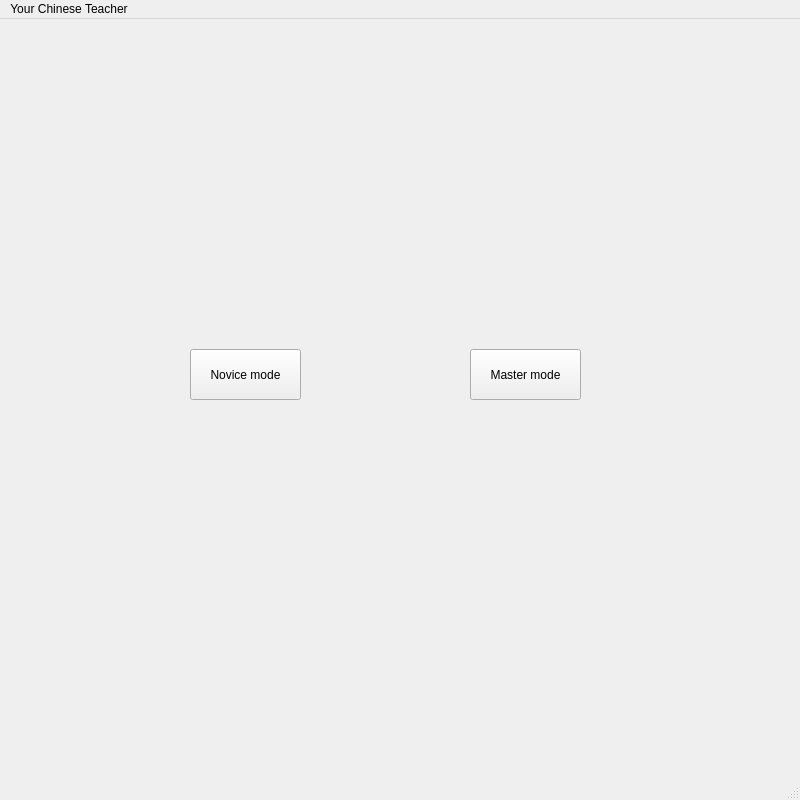
Before: the Qt Designer form mainwindow.ui in UofU-CS3505/cs3505-assignment9-KingsleyCRS, drawn with Qt 5.
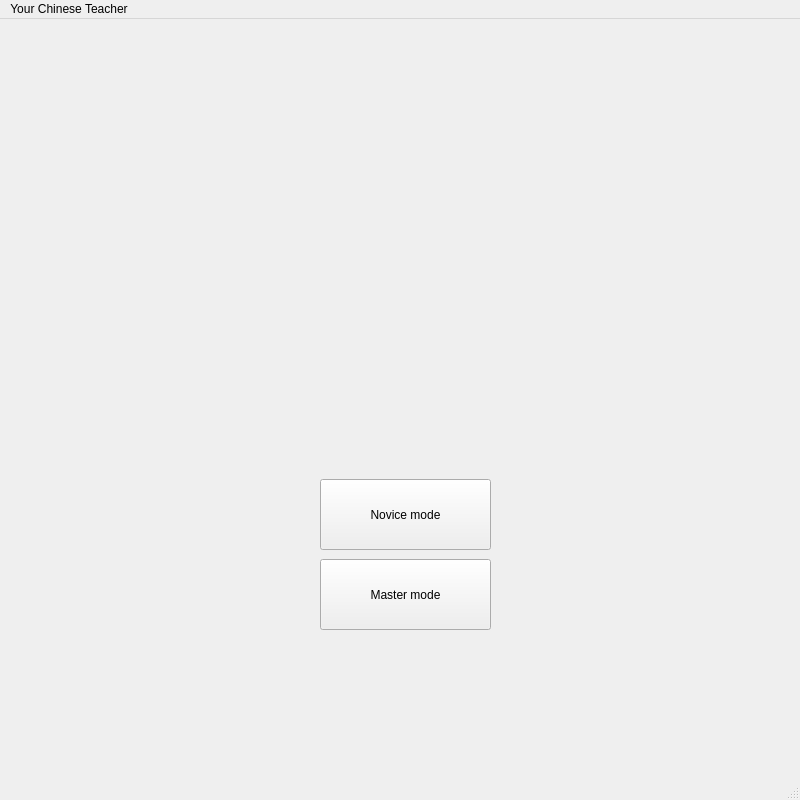
After: the same form once the commit is applied. Icons and pictures are not drawn.

Patch:
```diff
--- a/mainwindow.ui
+++ b/mainwindow.ui
@@ -13,6 +13,10 @@
   <property name="windowTitle">
    <string>MainWindow</string>
   </property>
+  <property name="styleSheet">
+   <string notr="true">
+</string>
+  </property>
   <widget class="QWidget" name="centralwidget">
    <widget class="QLabel" name="label">
     <property name="geometry">
@@ -49,12 +53,15 @@
    <widget class="QPushButton" name="noobButton">
     <property name="geometry">
      <rect>
-      <x>190</x>
-      <y>330</y>
-      <width>111</width>
-      <height>51</height>
+      <x>320</x>
+      <y>460</y>
+      <width>171</width>
+      <height>71</height>
      </rect>
     </property>
+    <property name="styleSheet">
+     <string notr="true">border-image: url(:/Screenshot 2024-04-20 190618.png);</string>
+    </property>
     <property name="text">
      <string>Novice mode</string>
     </property>
@@ -62,12 +69,15 @@
    <widget class="QPushButton" name="masterButton">
     <property name="geometry">
      <rect>
-      <x>470</x>
-      <y>330</y>
-      <width>111</width>
-      <height>51</height>
+      <x>320</x>
+      <y>540</y>
+      <width>171</width>
+      <height>71</height>
      </rect>
     </property>
+    <property name="styleSheet">
+     <string notr="true">border-image: url(:/Screenshot 2024-04-20 190618.png);</string>
+    </property>
     <property name="text">
      <string>Master mode</string>
     </property>
```
Left out of the diff: 34 changed lines with no effect on the pictures.
